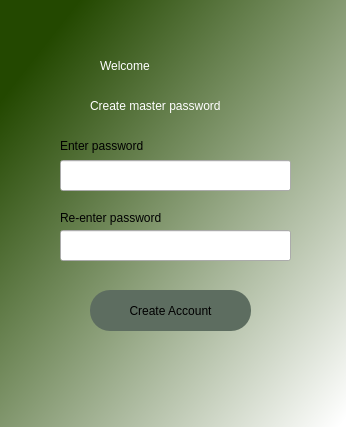
jaroabel/password-vault, file create_master_account.ui: the form before one commit.
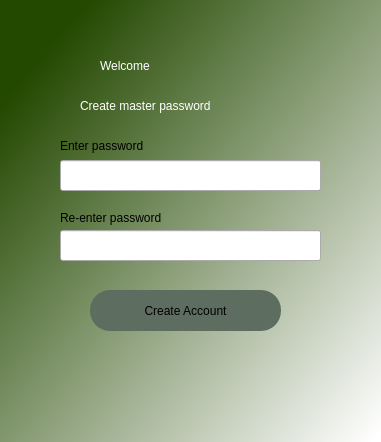
The form after the commit.

What changed in the file:
```diff
--- a/create_master_account.ui
+++ b/create_master_account.ui
@@ -6,8 +6,8 @@
    <rect>
     <x>0</x>
     <y>0</y>
-    <width>346</width>
-    <height>427</height>
+    <width>381</width>
+    <height>442</height>
    </rect>
   </property>
   <property name="windowTitle">
@@ -22,7 +22,7 @@
     <rect>
      <x>100</x>
      <y>40</y>
-     <width>161</width>
+     <width>211</width>
      <height>51</height>
     </rect>
    </property>
@@ -36,9 +36,9 @@
   <widget class="QLabel" name="label_2">
    <property name="geometry">
     <rect>
-     <x>90</x>
+     <x>80</x>
      <y>90</y>
-     <width>181</width>
+     <width>231</width>
      <height>31</height>
     </rect>
    </property>
@@ -54,7 +54,7 @@
     <rect>
      <x>90</x>
      <y>290</y>
-     <width>161</width>
+     <width>191</width>
      <height>41</height>
     </rect>
    </property>
@@ -72,7 +72,7 @@
     <rect>
      <x>60</x>
      <y>160</y>
-     <width>231</width>
+     <width>261</width>
      <height>31</height>
     </rect>
    </property>
@@ -102,7 +102,7 @@
     <rect>
      <x>60</x>
      <y>230</y>
-     <width>231</width>
+     <width>261</width>
      <height>31</height>
     </rect>
    </property>
@@ -115,7 +115,7 @@
     <rect>
      <x>60</x>
      <y>135</y>
-     <width>101</width>
+     <width>111</width>
      <height>21</height>
     </rect>
    </property>
@@ -128,7 +128,7 @@
     <rect>
      <x>60</x>
      <y>210</y>
-     <width>121</width>
+     <width>131</width>
      <height>16</height>
     </rect>
    </property>
```
